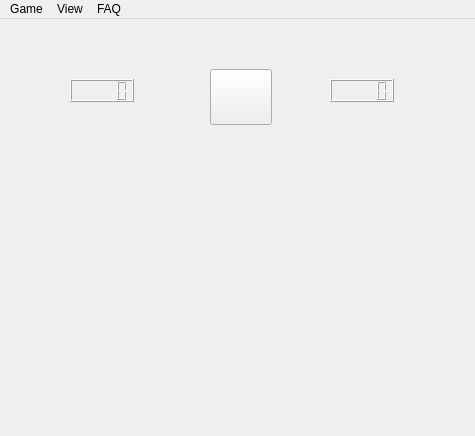
Qt form Saper_UI/mainwindow.ui (andreyyy363/Minesweeper) before a commit.
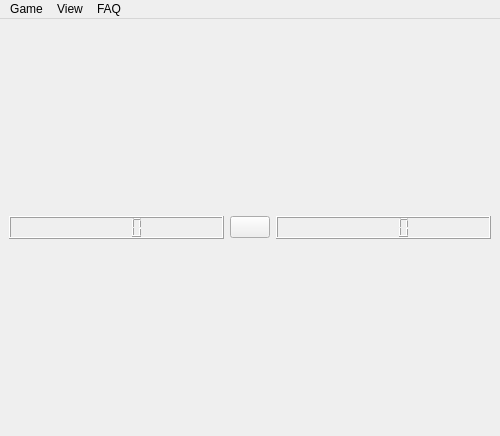
The same form after that commit. Icons and pictures are not drawn.

Patch:
```diff
--- a/Saper_UI/mainwindow.ui
+++ b/Saper_UI/mainwindow.ui
@@ -6,10 +6,16 @@
    <rect>
     <x>0</x>
     <y>0</y>
-    <width>475</width>
+    <width>500</width>
     <height>436</height>
    </rect>
   </property>
+  <property name="sizePolicy">
+   <sizepolicy hsizetype="Fixed" vsizetype="Fixed">
+    <horstretch>0</horstretch>
+    <verstretch>0</verstretch>
+   </sizepolicy>
+  </property>
   <property name="minimumSize">
    <size>
     <width>475</width>
@@ -27,14 +33,27 @@
    <bool>false</bool>
   </property>
   <widget class="QWidget" name="centralwidget">
+   <layout class="QGridLayout" name="gridLayout">
+    <item row="0" column="3">
+     <widget class="QLCDNumber" name="lcdNumber_2">
+      <property name="sizePolicy">
+       <sizepolicy hsizetype="Minimum" vsizetype="Minimum">
+        <horstretch>0</horstretch>
+        <verstretch>0</verstretch>
+       </sizepolicy>
+      </property>
+     </widget>
+    </item>
+    <item row="0" column="0">
+     <widget class="QLCDNumber" name="lcdNumber"/>
+    </item>
+    <item row="0" column="2">
    <widget class="QPushButton" name="pushButton">
-    <property name="geometry">
-     <rect>
-      <x>210</x>
-      <y>50</y>
-      <width>62</width>
-      <height>56</height>
-     </rect>
+      <property name="sizePolicy">
+       <sizepolicy hsizetype="Fixed" vsizetype="Fixed">
+        <horstretch>0</horstretch>
+        <verstretch>0</verstretch>
+       </sizepolicy>
     </property>
     <property name="text">
      <string/>
@@ -50,33 +69,15 @@
      </size>
     </property>
    </widget>
-   <widget class="QLCDNumber" name="lcdNumber">
-    <property name="geometry">
-     <rect>
-      <x>70</x>
-      <y>60</y>
-      <width>64</width>
-      <height>23</height>
-     </rect>
-    </property>
-   </widget>
-   <widget class="QLCDNumber" name="lcdNumber_2">
-    <property name="geometry">
-     <rect>
-      <x>330</x>
-      <y>60</y>
-      <width>64</width>
-      <height>23</height>
-     </rect>
-    </property>
-   </widget>
+    </item>
+   </layout>
   </widget>
   <widget class="QMenuBar" name="menubar">
    <property name="geometry">
     <rect>
      <x>0</x>
      <y>0</y>
-     <width>475</width>
+     <width>500</width>
      <height>21</height>
     </rect>
    </property>
```
Left out of the diff: 2 changed lines with no effect on the pictures. Lines whose indentation alone changed are shown as unchanged.
